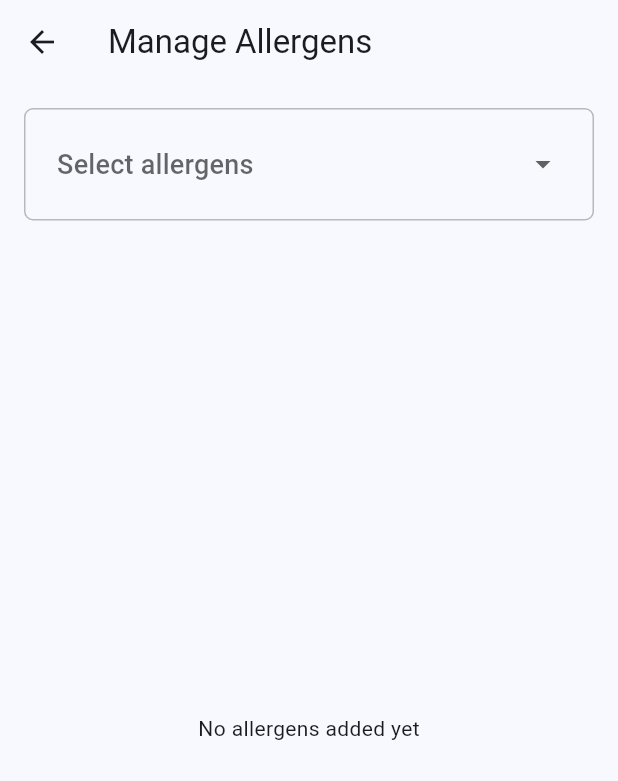
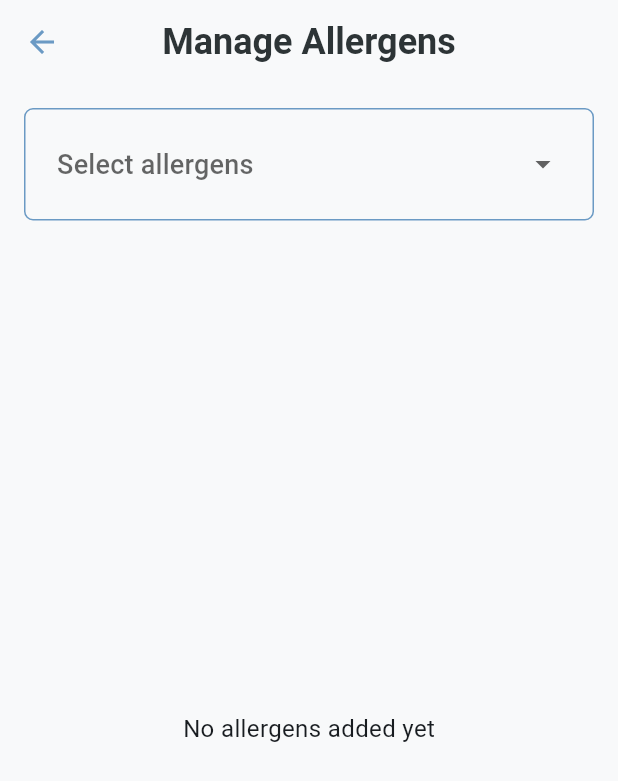
Before and after one commit to mateuszszczudlowski/ocr, a Flutter app: the screen it shows after launch, after a tap on the "edit note" icon, on a phone screen of 412 x 824 dp. Shown: the top 781 px of the screen. Run offline on Flutter 3.47's test engine with Material 3 defaults, Android fonts, the phone set to English and light mode, and no system bars; drawn by our look-alikes of dropdown_button2; our stand-ins replace flutter_bloc, hive, hive_flutter, image_picker, permission_handler; missing offline and left inert: google_mlkit_text_recognition; accounts and stored records are empty; generated files the repository leaves out were written again.

Commit message:
feat: enhance allergen management and accessibility
- Add text size adjustment slider (16-32px) for better readability
- Implement duplicate allergen prevention with user feedback
- Add Polish translation for allergen duplicate message
- Update allergen dropdown to filter out existing items
- Improve UI spacing and padding in allergen list
- Update documentation with new features

```diff
--- a/lib/l10n/app_en.arb
+++ b/lib/l10n/app_en.arb
@@ -35,5 +35,9 @@
                 "type": "String"
             }
         }
-    }
+    },
+    "settings": "Settings",
+    "language": "Language",
+    "theme": "Theme",
+    "allergenAlreadyExists": "This allergen is already in your list"
 }
--- a/lib/l10n/app_pl.arb
+++ b/lib/l10n/app_pl.arb
@@ -21,5 +21,9 @@
     "pleaseEnterAllergen": "Proszę wprowadzić alergen",
     "add": "Dodaj",
     "noAllergensYet": "Nie dodano jeszcze żadnych alergenów",
-    "deleteAllergen": "Usuń alergen"
+    "deleteAllergen": "Usuń alergen",
+    "settings": "Ustawienia",
+    "language": "Język",
+    "theme": "Motyw",
+    "allergenAlreadyExists": "Ten alergen jest już na twojej liście"
 }
--- a/lib/main.dart
+++ b/lib/main.dart
@@ -3,6 +3,7 @@ import 'package:flutter_gen/gen_l10n/app_localizations.dart';
 import 'package:ocr/blocs/allergen/allergen_bloc.dart';
 import 'package:ocr/repositories/allergen_repository.dart';
 import 'package:hive_flutter/hive_flutter.dart';
+import 'package:ocr/theme/app_theme.dart';
 import 'package:ocr/theme/language_cubit.dart';
 import 'models/allergen.dart';
 import 'package:flutter_bloc/flutter_bloc.dart';
@@ -46,17 +47,8 @@ class MyApp extends StatelessWidget {
               locale: locale,
               localizationsDelegates: AppLocalizations.localizationsDelegates,
               supportedLocales: AppLocalizations.supportedLocales,
-              theme: ThemeData(
-                useMaterial3: true,
-                colorScheme: ColorScheme.fromSeed(seedColor: Colors.blue),
-              ),
-              darkTheme: ThemeData(
-                useMaterial3: true,
-                colorScheme: ColorScheme.fromSeed(
-                  seedColor: Colors.blue,
-                  brightness: Brightness.dark,
-                ),
-              ),
+              theme: AppTheme.lightTheme,
+              darkTheme: AppTheme.darkTheme,
               themeMode: themeMode,
               home: const OCRScreen(),
               builder: (context, child) {
--- a/lib/screens/ocr_screen.dart
+++ b/lib/screens/ocr_screen.dart
@@ -1,13 +1,11 @@
 import 'dart:io';
 import 'package:flutter/material.dart';
 import 'package:image_picker/image_picker.dart';
+import 'package:ocr/screens/settings_screen.dart';
 import 'package:ocr/services/ocr_service.dart';
-import 'package:ocr/widgets/language_selector.dart';
 import 'package:permission_handler/permission_handler.dart';
 import 'package:hive_flutter/hive_flutter.dart';
-import 'package:flutter_bloc/flutter_bloc.dart';
 import '../models/allergen.dart';
-import '../theme/theme_cubit.dart';
 import '../widgets/result_dialog.dart';
 import 'allergen_form_screen.dart';
 import 'package:flutter_gen/gen_l10n/app_localizations.dart';
@@ -27,6 +25,7 @@ class _OCRScreenState extends State<OCRScreen> {
   bool _isProcessing = false;
   List<(String, String)> _matchedWords = [];
   late Box<Allergen> _allergensBox;
+  double _textSize = 16.0; // Add this line for text size control
 
   @override
   void initState() {
@@ -147,39 +146,41 @@ class _OCRScreenState extends State<OCRScreen> {
   Widget build(BuildContext context) {
     return Scaffold(
       appBar: AppBar(
-        title: Text(AppLocalizations.of(context)!.appTitle),
+        centerTitle: false,
+        title: Text(
+          AppLocalizations.of(context)!.appTitle,
+          style: Theme.of(context).appBarTheme.titleTextStyle,
+        ),
         actions: [
-          Padding(
-            padding: const EdgeInsets.only(right: 8.0),
-            child: const LanguageSelector(),
-          ),
           IconButton(
-            icon: BlocBuilder<ThemeCubit, ThemeMode>(
-              builder: (context, themeMode) {
-                return Icon(
-                  size: 32,
-                  themeMode == ThemeMode.light
-                      ? Icons.dark_mode
-                      : Icons.light_mode,
-                );
-              },
+            icon: Icon(
+              Icons.settings,
+              size: 28,
+              color: Theme.of(context).colorScheme.primary,
             ),
             onPressed: () {
-              context.read<ThemeCubit>().toggleTheme();
+              Navigator.push(
+                context,
+                MaterialPageRoute(builder: (context) => const SettingsScreen()),
+              );
             },
           ),
           IconButton(
-            icon: const Icon(size: 42, Icons.edit_note),
+            icon: Icon(
+              Icons.edit_note,
+              size: 32,
+              color: Theme.of(context).colorScheme.primary,
+            ),
             onPressed: _navigateToAllergenForm,
           ),
         ],
       ),
       body: SingleChildScrollView(
-        padding: const EdgeInsets.all(16.0),
+        padding: const EdgeInsets.symmetric(horizontal: 8.0, vertical: 16),
         child: Column(
           children: [
             if (_image != null) Image.file(_image!, height: 200),
-            const SizedBox(height: 16),
+            const SizedBox(height: 10),
             Row(
               mainAxisAlignment: MainAxisAlignment.spaceEvenly,
               children: [
@@ -187,25 +188,40 @@ class _OCRScreenState extends State<OCRScreen> {
                   child: Padding(
                     padding: const EdgeInsets.symmetric(horizontal: 8.0),
                     child: ElevatedButton.icon(
-                      onPressed: () => _pickImage(ImageSource.camera),
-                      icon: const Icon(Icons.camera_alt),
-                      label: Text(AppLocalizations.of(context)!.camera),
-                    ),
-                  ),
-                ),
-                Expanded(
-                  child: Padding(
-                    padding: const EdgeInsets.symmetric(horizontal: 8.0),
-                    child: ElevatedButton.icon(
                       onPressed: () => _pickImage(ImageSource.gallery),
-                      icon: const Icon(Icons.photo_library),
-                      label: Text(AppLocalizations.of(context)!.gallery),
+                      icon: const Icon(Icons.photo_library,
+                          size: 24, color: Colors.black),
+                      label: Text(
+                        AppLocalizations.of(context)!.gallery,
+                        style: const TextStyle(fontSize: 18),
+                      ),
+                      style: Theme.of(context).elevatedButtonTheme.style,
                     ),
                   ),
                 ),
               ],
             ),
-            // Replace the test button's onPressed
+            const SizedBox(height: 14),
+            Row(
+              children: [
+                Expanded(
+                  child: Padding(
+                    padding: const EdgeInsets.symmetric(horizontal: 8.0),
+                    child: ElevatedButton.icon(
+                      onPressed: () => _pickImage(ImageSource.camera),
+                      icon: const Icon(Icons.camera_alt,
+                          size: 24, color: Colors.black),
+                      label: Text(
+                        AppLocalizations.of(context)!.camera,
+                        style: const TextStyle(fontSize: 18),
+                      ),
+                      style: Theme.of(context).elevatedButtonTheme.style,
+                    ),
+                  ),
+                ),
+              ],
+            ),
+            const SizedBox(height: 14),
             Row(
               children: [
                 Expanded(
@@ -213,8 +229,13 @@ class _OCRScreenState extends State<OCRScreen> {
                     padding: const EdgeInsets.symmetric(horizontal: 8.0),
                     child: ElevatedButton.icon(
                       onPressed: _testOCR,
-                      icon: const Icon(Icons.bug_report),
-                      label: Text(AppLocalizations.of(context)!.testDemo),
+                      icon: const Icon(Icons.bug_report,
+                          size: 24, color: Colors.black),
+                      label: Text(
+                        AppLocalizations.of(context)!.testDemo,
+                        style: const TextStyle(fontSize: 18),
+                      ),
+                      style: Theme.of(context).elevatedButtonTheme.style,
                     ),
                   ),
                 ),
@@ -224,25 +245,68 @@ class _OCRScreenState extends State<OCRScreen> {
             if (_isProcessing)
               const CircularProgressIndicator()
             else if (_extractedText.isNotEmpty) ...[
-              Text(
-                AppLocalizations.of(context)!.extractedText,
-                style: TextStyle(fontWeight: FontWeight.bold, fontSize: 16),
+              Padding(
+                padding: const EdgeInsets.all(8.0),
+                child: Column(
+                  crossAxisAlignment: CrossAxisAlignment.start,
+                  children: [
+                    Text(
+                      AppLocalizations.of(context)!.extractedText,
+                      style: Theme.of(context).textTheme.titleLarge?.copyWith(
+                            fontWeight: FontWeight.bold,
+                          ),
+                    ),
+                    const SizedBox(height: 8),
+                    Row(
+                      children: [
+                        const Icon(Icons.text_fields, size: 24),
+                        const SizedBox(width: 8),
+                        Expanded(
+                          child: Slider(
+                            value: _textSize,
+                            min: 16.0,
+                            max: 26.0,
+                            divisions: 8,
+                            label: _textSize.round().toString(),
+                            onChanged: (value) {
+                              setState(() {
+                                _textSize = value;
+                              });
+                            },
+                          ),
+                        ),
+                      ],
+                    ),
+                  ],
+                ),
               ),
               const SizedBox(height: 8),
-              Text(_extractedText),
+              Padding(
+                padding: const EdgeInsets.symmetric(horizontal: 10.0),
+                child: Text(
+                  _extractedText,
+                  style: Theme.of(context).textTheme.bodyLarge?.copyWith(
+                        fontSize: _textSize,
+                      ),
+                ),
+              ),
               const SizedBox(height: 16),
               if (_matchedWords.isNotEmpty) ...[
                 Text(
                   AppLocalizations.of(context)!.matchedWords,
-                  style: TextStyle(fontWeight: FontWeight.bold, fontSize: 16),
+                  style: Theme.of(context).textTheme.titleMedium?.copyWith(
+                        fontWeight: FontWeight.bold,
+                      ),
                 ),
                 const SizedBox(height: 8),
-                // In the build method, replace the Wrap widget with:
                 Wrap(
                   spacing: 8,
                   children: _matchedWords
                       .map((match) => Chip(
-                            label: Text('${match.$1} (${match.$2})'),
+                            label: Text(
+                              '${match.$1} (${match.$2})',
+                              style: Theme.of(context).textTheme.bodyLarge,
+                            ),
                           ))
                       .toList(),
                 ),
--- /dev/null
+++ b/lib/theme/app_theme.dart
@@ -0,0 +1,106 @@
+import 'package:flutter/material.dart';
+
+class AppTheme {
+  static ThemeData lightTheme = ThemeData(
+    useMaterial3: true,
+    colorScheme: ColorScheme.fromSeed(
+      seedColor: const Color(0xFF6B9AC4),
+      primary: const Color(0xFF6B9AC4),
+      secondary: const Color(0xFF97C1D9),
+      surface: const Color(0xFFF8F9FA),
+      error: const Color(0xFFE76F51),
+    ),
+    scaffoldBackgroundColor: const Color(0xFFF8F9FA),
+    appBarTheme: const AppBarTheme(
+      backgroundColor: Color(0xFFF8F9FA),
+      elevation: 0,
+      centerTitle: true,
+      iconTheme: IconThemeData(color: Color(0xFF6B9AC4)),
+      titleTextStyle: TextStyle(
+        color: Color(0xFF2D3436),
+        fontSize: 24,
+        fontWeight: FontWeight.w600,
+      ),
+    ),
+    elevatedButtonTheme: ElevatedButtonThemeData(
+      style: ElevatedButton.styleFrom(
+        backgroundColor: const Color(0xFF6B9AC4),
+        foregroundColor: Colors.white,
+        minimumSize: const Size.fromHeight(60),
+        elevation: 0,
+        shape: RoundedRectangleBorder(
+          borderRadius: BorderRadius.circular(10),
+        ),
+      ),
+    ),
+    cardTheme: CardTheme(
+      color: Colors.white,
+      elevation: 2,
+      shape: RoundedRectangleBorder(
+        borderRadius: BorderRadius.circular(16),
+      ),
+    ),
+    chipTheme: ChipThemeData(
+      backgroundColor: const Color(0xFF97C1D9),
+      labelStyle: const TextStyle(color: Color(0xFF2D3436)),
+      shape: RoundedRectangleBorder(
+        borderRadius: BorderRadius.circular(8),
+      ),
+    ),
+    textButtonTheme: TextButtonThemeData(
+      style: TextButton.styleFrom(
+        textStyle: const TextStyle(fontSize: 16),
+        padding: const EdgeInsets.symmetric(horizontal: 16, vertical: 8),
+      ),
+    ),
+  );
+
+  static ThemeData darkTheme = ThemeData(
+    useMaterial3: true,
+    colorScheme: ColorScheme.fromSeed(
+      seedColor: const Color(0xFF6B9AC4),
+      brightness: Brightness.dark,
+      primary: const Color(0xFF6B9AC4),
+      secondary: const Color(0xFF97C1D9),
+      surface: const Color(0xFF2D3436),
+      error: const Color(0xFFE76F51),
+    ),
+    scaffoldBackgroundColor: const Color(0xFF1B1B1D),
+    appBarTheme: const AppBarTheme(
+      backgroundColor: Color(0xFF1B1B1D),
+      elevation: 0,
+      centerTitle: true,
+      iconTheme: IconThemeData(color: Color(0xFF6B9AC4)),
+      titleTextStyle: TextStyle(
+        color: Colors.white,
+        fontSize: 24,
+        fontWeight: FontWeight.w600,
+      ),
+    ),
+    elevatedButtonTheme: ElevatedButtonThemeData(
+      style: ElevatedButton.styleFrom(
+        backgroundColor: const Color(0xFF6B9AC4),
+        foregroundColor: Colors.white,
+        minimumSize: const Size.fromHeight(60),
+        elevation: 0,
+        shape: RoundedRectangleBorder(
+          borderRadius: BorderRadius.circular(10),
+        ),
+      ),
+    ),
+    cardTheme: CardTheme(
+      color: const Color(0xFF2D3436),
+      elevation: 2,
+      shape: RoundedRectangleBorder(
+        borderRadius: BorderRadius.circular(16),
+      ),
+    ),
+    chipTheme: ChipThemeData(
+      backgroundColor: const Color(0xFF2D3436),
+      labelStyle: const TextStyle(color: Colors.white),
+      shape: RoundedRectangleBorder(
+        borderRadius: BorderRadius.circular(8),
+      ),
+    ),
+  );
+}
--- a/lib/widgets/allergen_dropdown.dart
+++ b/lib/widgets/allergen_dropdown.dart
@@ -52,6 +52,14 @@ class _AllergenDropdownState extends State<AllergenDropdown> {
   }
 
   @override
+  void didUpdateWidget(AllergenDropdown oldWidget) {
+    super.didUpdateWidget(oldWidget);
+    if (oldWidget.selectedAllergenIds != widget.selectedAllergenIds) {
+      _loadAllergens();
+    }
+  }
+
+  @override
   Widget build(BuildContext context) {
     return SizedBox(
       width: double.infinity,
@@ -70,10 +78,16 @@ class _AllergenDropdownState extends State<AllergenDropdown> {
                     value: item,
                     child: StatefulBuilder(
                       builder: (context, menuSetState) {
-                        final translations = item.translations[widget.currentLocale] ?? [];
-                        final englishTranslations = item.translations['en'] ?? [];
-                        final displayName = translations.isNotEmpty ? translations.first : item.id;
-                        final englishName = englishTranslations.isNotEmpty ? englishTranslations.first : item.id;
+                        final translations =
+                            item.translations[widget.currentLocale] ?? [];
+                        final englishTranslations =
+                            item.translations['en'] ?? [];
+                        final displayName = translations.isNotEmpty
+                            ? translations.first
+                            : item.id;
+                        final englishName = englishTranslations.isNotEmpty
+                            ? englishTranslations.first
+                            : item.id;
 
                         return Container(
                           height: 60,
@@ -92,7 +106,8 @@ class _AllergenDropdownState extends State<AllergenDropdown> {
                                         fontWeight: FontWeight.w500,
                                       ),
                                     ),
-                                    if (widget.currentLocale != 'en' && englishName != displayName)
+                                    if (widget.currentLocale != 'en' &&
+                                        englishName != displayName)
                                       Text(
                                         englishName,
                                         style: TextStyle(
@@ -122,7 +137,7 @@ class _AllergenDropdownState extends State<AllergenDropdown> {
                 const EdgeInsets.symmetric(horizontal: 21), // Increased by 1.5x
             decoration: BoxDecoration(
               borderRadius: BorderRadius.circular(6), // Increased by 1.5x
-              border: Border.all(color: Colors.black26),
+              border: Border.all(color: Theme.of(context).colorScheme.primary),
             ),
           ),
           dropdownStyleData: DropdownStyleData(
```
Also changed, not shown: lib/screens/allergen_form_screen.dart (+30 -6 lines), lib/screens/settings_screen.dart (added, +59 -0 lines), lib/theme/text.dart (added, +77 -0 lines), 1 other file.
